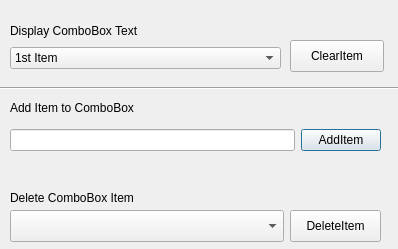
This is 02.09 ComboBox/comboboxTest.ui in SebinLee/PyQt5forBeginner as Qt 5 draws it before an edit. The edited form follows.
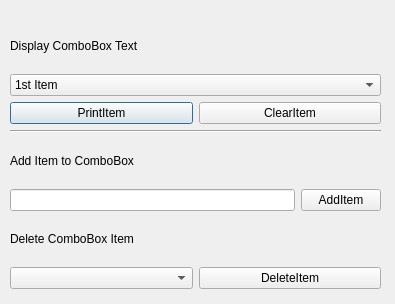
This is the edited form.

```diff
--- a/02.09 ComboBox/comboboxTest.ui
+++ b/02.09 ComboBox/comboboxTest.ui
@@ -6,104 +6,20 @@
    <rect>
     <x>0</x>
     <y>0</y>
-    <width>398</width>
-    <height>249</height>
+    <width>395</width>
+    <height>304</height>
    </rect>
   </property>
   <property name="windowTitle">
    <string>Dialog</string>
   </property>
-  <widget class="Line" name="line">
-   <property name="geometry">
-    <rect>
-     <x>0</x>
-     <y>80</y>
-     <width>411</width>
-     <height>16</height>
-    </rect>
-   </property>
-   <property name="orientation">
-    <enum>Qt::Horizontal</enum>
-   </property>
-  </widget>
-  <widget class="QWidget" name="horizontalLayoutWidget">
-   <property name="geometry">
-    <rect>
-     <x>10</x>
-     <y>120</y>
-     <width>371</width>
-     <height>41</height>
-    </rect>
-   </property>
-   <layout class="QHBoxLayout" name="horizontalLayout">
-    <item>
-     <widget class="QLineEdit" name="lineedit_addItem"/>
-    </item>
-    <item>
-     <widget class="QPushButton" name="btn_addItem">
-      <property name="text">
-       <string>AddItem</string>
-      </property>
-     </widget>
-    </item>
-   </layout>
-  </widget>
-  <widget class="QLabel" name="label">
-   <property name="geometry">
-    <rect>
-     <x>10</x>
-     <y>100</y>
-     <width>151</width>
-     <height>16</height>
-    </rect>
-   </property>
-   <property name="text">
-    <string>Add Item to ComboBox</string>
-   </property>
-  </widget>
-  <widget class="QLabel" name="label_2">
-   <property name="geometry">
-    <rect>
-     <x>10</x>
-     <y>190</y>
-     <width>151</width>
-     <height>16</height>
-    </rect>
-   </property>
-   <property name="text">
-    <string>Delete ComboBox Item</string>
-   </property>
-  </widget>
-  <widget class="QPushButton" name="btn_deleteItem">
-   <property name="geometry">
-    <rect>
-     <x>290</x>
-     <y>210</y>
-     <width>91</width>
-     <height>32</height>
-    </rect>
-   </property>
-   <property name="text">
-    <string>DeleteItem</string>
-   </property>
-  </widget>
-  <widget class="QComboBox" name="cmb_deleteItem">
-   <property name="geometry">
-    <rect>
-     <x>10</x>
-     <y>210</y>
-     <width>274</width>
-     <height>32</height>
-    </rect>
-   </property>
-  </widget>
   <widget class="QWidget" name="layoutWidget">
    <property name="geometry">
     <rect>
      <x>10</x>
-     <y>20</y>
-     <width>271</width>
-     <height>49</height>
+     <y>24</y>
+     <width>371</width>
+     <height>265</height>
     </rect>
    </property>
    <layout class="QVBoxLayout" name="verticalLayout">
@@ -133,21 +49,75 @@
       </item>
      </widget>
     </item>
+    <item>
+     <layout class="QHBoxLayout" name="horizontalLayout_2">
+      <item>
+       <widget class="QPushButton" name="btn_printItem">
+        <property name="text">
+         <string>PrintItem</string>
+        </property>
+       </widget>
+      </item>
+      <item>
+       <widget class="QPushButton" name="btn_clearItem">
+        <property name="text">
+         <string>ClearItem</string>
+        </property>
+       </widget>
+      </item>
+     </layout>
+    </item>
+    <item>
+     <widget class="Line" name="line">
+      <property name="orientation">
+       <enum>Qt::Horizontal</enum>
+      </property>
+     </widget>
+    </item>
+    <item>
+     <widget class="QLabel" name="label">
+      <property name="text">
+       <string>Add Item to ComboBox</string>
+      </property>
+     </widget>
+    </item>
+    <item>
+     <layout class="QHBoxLayout" name="horizontalLayout">
+      <item>
+       <widget class="QLineEdit" name="lineedit_addItem"/>
+      </item>
+      <item>
+       <widget class="QPushButton" name="btn_addItem">
+        <property name="text">
+         <string>AddItem</string>
+        </property>
+       </widget>
+      </item>
+     </layout>
+    </item>
+    <item>
+     <widget class="QLabel" name="label_2">
+      <property name="text">
+       <string>Delete ComboBox Item</string>
+      </property>
+     </widget>
+    </item>
+    <item>
+     <layout class="QHBoxLayout" name="horizontalLayout_3">
+      <item>
+       <widget class="QComboBox" name="cmb_second"/>
+      </item>
+      <item>
+       <widget class="QPushButton" name="btn_deleteItem">
+        <property name="text">
+         <string>DeleteItem</string>
+        </property>
+       </widget>
+      </item>
+     </layout>
+    </item>
    </layout>
   </widget>
-  <widget class="QPushButton" name="btn_clearItem">
-   <property name="geometry">
-    <rect>
-     <x>290</x>
-     <y>40</y>
-     <width>94</width>
-     <height>32</height>
-    </rect>
-   </property>
-   <property name="text">
-    <string>ClearItem</string>
-   </property>
-  </widget>
  </widget>
  <resources/>
  <connections/>
```
